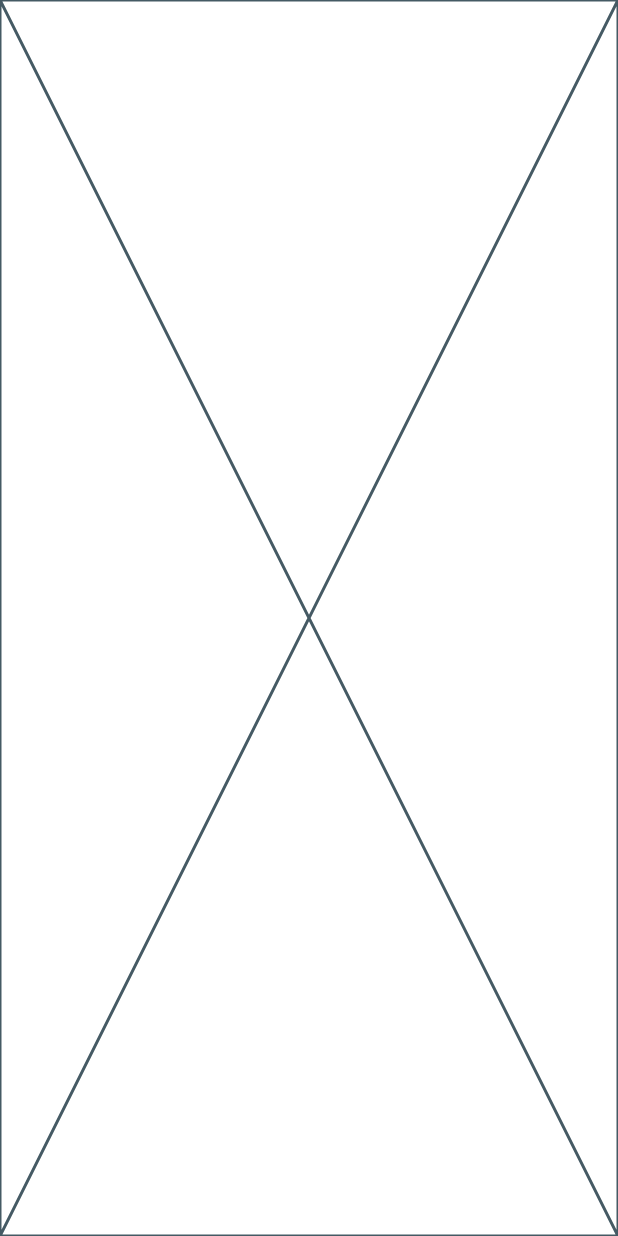
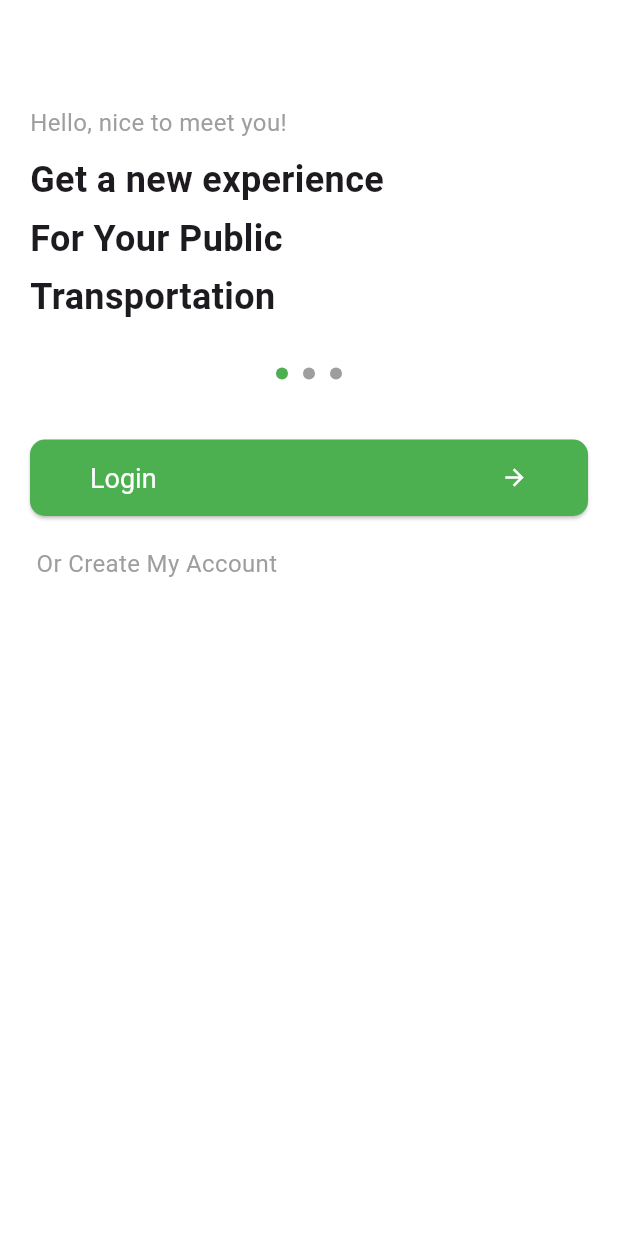
Before and after one commit to Amikzz/rideeasyfront-fire, a Flutter app: the screen it shows after launch, on a phone screen of 412 x 824 dp. Run offline on Flutter 3.47's test engine with Material 3 defaults, Android fonts, the phone set to English and light mode, and no system bars; our stand-ins replace awesome_dialog, cloud_firestore, firebase_auth, firebase_core, flutter_credit_card, geocoding and 4 more; missing offline and left inert: dart:ffi; accounts and stored records are empty.

Commit message:
11.53 pm commit

```diff
--- a/lib/features/LoginPage/login.dart
+++ b/lib/features/LoginPage/login.dart
@@ -79,7 +79,7 @@ class _LoginPageState extends State<LoginPage> {
                             context,
                             MaterialPageRoute(
                                 builder: (context) =>
-                                const Placeholder())); // Navigate back
+                                const WelcomePage())); // Navigate back
                       },
                       icon: const Icon(Icons.arrow_back, color: Colors.white),
                     ),
--- a/lib/features/WelcomePage/welcome.dart
+++ b/lib/features/WelcomePage/welcome.dart
@@ -1,170 +1,170 @@
-// // ignore_for_file: library_private_types_in_public_api, unused_import
-//
-// import 'package:flutter/material.dart';
+// ignore_for_file: library_private_types_in_public_api, unused_import
+
+import 'package:flutter/material.dart';
 // import 'package:carousel_slider/carousel_slider.dart';
-// import 'package:ride_easy/features/HomePage/home.dart';
-// import 'package:ride_easy/features/LoginPage/login.dart';
-// import 'package:ride_easy/features/SignUpPage/Signup.dart';
-//
-// class WelcomePage extends StatefulWidget {
-//   const WelcomePage({super.key});
-//
-//   @override
-//   _WelcomePageState createState() => _WelcomePageState();
-// }
-//
-// class _WelcomePageState extends State<WelcomePage> {
-//   int _currentIndex = 0;
-//
-//   @override
-//   Widget build(BuildContext context) {
-//     return Scaffold(
-//       backgroundColor: Colors.white,
-//       body: SingleChildScrollView(
-//         child: Container(
-//           padding: const EdgeInsets.all(20),
-//           child: Column(
-//             crossAxisAlignment: CrossAxisAlignment.start,
-//             children: [
-//               const SizedBox(height: 50),
-//               const Text(
-//                 'Hello, nice to meet you!',
-//                 style: TextStyle(fontSize: 16, color: Colors.grey),
-//               ),
-//               const SizedBox(height: 10),
-//               const Text(
-//                 'Get a new experience',
-//                 style: TextStyle(
-//                   fontSize: 24,
-//                   fontWeight: FontWeight.bold,
-//                 ),
-//               ),
-//               const SizedBox(height: 5),
-//               const Text(
-//                 'For Your Public',
-//                 style: TextStyle(
-//                   fontSize: 24,
-//                   fontWeight: FontWeight.bold,
-//                 ),
-//               ),
-//               const SizedBox(height: 5),
-//               const Text(
-//                 'Transportation',
-//                 style: TextStyle(
-//                   fontSize: 24,
-//                   fontWeight: FontWeight.bold,
-//                 ),
-//               ),
-//               const SizedBox(height: 20),
-//               CarouselSlider(
-//                 options: CarouselOptions(
-//                   height: 320,
-//                   viewportFraction: 1,
-//                   autoPlay: true,
-//                   onPageChanged: (index, reason) {
-//                     setState(() {
-//                       _currentIndex = index;
-//                     });
-//                   },
-//                 ),
-//                 items: [
-//                   Container(
-//                     decoration:
-//                         BoxDecoration(borderRadius: BorderRadius.circular(20)),
-//                     child: ClipRRect(
-//                       borderRadius: BorderRadius.circular(20),
-//                       child: const Image(
-//                         image: AssetImage('assets/images/welcome.gif'),
-//                         fit: BoxFit.contain,
-//                       ),
-//                     ),
-//                   ),
-//                   Container(
-//                     decoration:
-//                         BoxDecoration(borderRadius: BorderRadius.circular(20)),
-//                     child: ClipRRect(
-//                       borderRadius: BorderRadius.circular(20),
-//                       child: const Image(
-//                         image: AssetImage('assets/images/welcome2.gif'),
-//                         fit: BoxFit.contain,
-//                       ),
-//                     ),
-//                   ),
-//                   Container(
-//                     decoration:
-//                         BoxDecoration(borderRadius: BorderRadius.circular(20)),
-//                     child: ClipRRect(
-//                       borderRadius: BorderRadius.circular(20),
-//                       child: const Image(
-//                         image: AssetImage('assets/images/welcome3.gif'),
-//                         fit: BoxFit.contain,
-//                       ),
-//                     ),
-//                   ),
-//                 ],
-//               ),
-//               const SizedBox(height: 10),
-//               Row(
-//                 mainAxisAlignment: MainAxisAlignment.center,
-//                 children: List.generate(3, (index) {
-//                   return Container(
-//                     height: 8,
-//                     width: 8,
-//                     margin: const EdgeInsets.symmetric(horizontal: 5),
-//                     decoration: BoxDecoration(
-//                       color:
-//                           _currentIndex == index ? Colors.green : Colors.grey,
-//                       shape: BoxShape.circle,
-//                     ),
-//                   );
-//                 }),
-//               ),
-//               const SizedBox(height: 40),
-//               SizedBox(
-//                 width: double.infinity, // Make button take full width
-//                 child: ElevatedButton(
-//                   onPressed: () {
-//                     Navigator.pushReplacement(
-//                         context,
-//                         MaterialPageRoute(
-//                             builder: (context) => const LoginPage()));
-//                   },
-//                   style: ElevatedButton.styleFrom(
-//                     backgroundColor: Colors.green,
-//                     shape: RoundedRectangleBorder(
-//                       borderRadius: BorderRadius.circular(10),
-//                     ),
-//                     padding: const EdgeInsets.symmetric(
-//                         horizontal: 40, vertical: 15),
-//                     textStyle: const TextStyle(fontSize: 18),
-//                   ),
-//                   child: const Row(
-//                     mainAxisAlignment: MainAxisAlignment.spaceBetween,
-//                     children: [
-//                       Text('Login', style: TextStyle(color: Colors.white)),
-//                       Icon(Icons.arrow_forward, color: Colors.white),
-//                     ],
-//                   ),
-//                 ),
-//               ),
-//               const SizedBox(height: 20),
-//               InkWell(
-//                 onTap: () {
-//                   // Handle the onTap event
-//                   Navigator.pushReplacement(
-//                       context,
-//                       MaterialPageRoute(
-//                           builder: (context) => const SignUpPage()));
-//                 },
-//                 child: const Text(
-//                   ' Or Create My Account',
-//                   style: TextStyle(fontSize: 16, color: Colors.grey),
-//                 ),
-//               ),
-//             ],
-//           ),
-//         ),
-//       ),
-//     );
-//   }
-// }
+import 'package:ride_easy/features/HomePage/home.dart';
+import 'package:ride_easy/features/LoginPage/login.dart';
+import 'package:ride_easy/features/SignUpPage/Signup.dart';
+
+class WelcomePage extends StatefulWidget {
+  const WelcomePage({super.key});
+
+  @override
+  _WelcomePageState createState() => _WelcomePageState();
+}
+
+class _WelcomePageState extends State<WelcomePage> {
+  int _currentIndex = 0;
+
+  @override
+  Widget build(BuildContext context) {
+    return Scaffold(
+      backgroundColor: Colors.white,
+      body: SingleChildScrollView(
+        child: Container(
+          padding: const EdgeInsets.all(20),
+          child: Column(
+            crossAxisAlignment: CrossAxisAlignment.start,
+            children: [
+              const SizedBox(height: 50),
+              const Text(
+                'Hello, nice to meet you!',
+                style: TextStyle(fontSize: 16, color: Colors.grey),
+              ),
+              const SizedBox(height: 10),
+              const Text(
+                'Get a new experience',
+                style: TextStyle(
+                  fontSize: 24,
+                  fontWeight: FontWeight.bold,
+                ),
+              ),
+              const SizedBox(height: 5),
+              const Text(
+                'For Your Public',
+                style: TextStyle(
+                  fontSize: 24,
+                  fontWeight: FontWeight.bold,
+                ),
+              ),
+              const SizedBox(height: 5),
+              const Text(
+                'Transportation',
+                style: TextStyle(
+                  fontSize: 24,
+                  fontWeight: FontWeight.bold,
+                ),
+              ),
+              const SizedBox(height: 20),
+              // CarouselSlider(
+              //   options: CarouselOptions(
+              //     height: 320,
+              //     viewportFraction: 1,
+              //     autoPlay: true,
+              //     onPageChanged: (index, reason) {
+              //       setState(() {
+              //         _currentIndex = index;
+              //       });
+              //     },
+              //   ),
+              //   items: [
+              //     Container(
+              //       decoration:
+              //           BoxDecoration(borderRadius: BorderRadius.circular(20)),
+              //       child: ClipRRect(
+              //         borderRadius: BorderRadius.circular(20),
+              //         child: const Image(
+              //           image: AssetImage('assets/images/welcome.gif'),
+              //           fit: BoxFit.contain,
+              //         ),
+              //       ),
+              //     ),
+              //     Container(
+              //       decoration:
+              //           BoxDecoration(borderRadius: BorderRadius.circular(20)),
+              //       child: ClipRRect(
+              //         borderRadius: BorderRadius.circular(20),
+              //         child: const Image(
+              //           image: AssetImage('assets/images/welcome2.gif'),
+              //           fit: BoxFit.contain,
+              //         ),
+              //       ),
+              //     ),
+              //     Container(
+              //       decoration:
+              //           BoxDecoration(borderRadius: BorderRadius.circular(20)),
+              //       child: ClipRRect(
+              //         borderRadius: BorderRadius.circular(20),
+              //         child: const Image(
+              //           image: AssetImage('assets/images/welcome3.gif'),
+              //           fit: BoxFit.contain,
+              //         ),
+              //       ),
+              //     ),
+              //   ],
+              // ),
+              const SizedBox(height: 10),
+              Row(
+                mainAxisAlignment: MainAxisAlignment.center,
+                children: List.generate(3, (index) {
+                  return Container(
+                    height: 8,
+                    width: 8,
+                    margin: const EdgeInsets.symmetric(horizontal: 5),
+                    decoration: BoxDecoration(
+                      color:
+                          _currentIndex == index ? Colors.green : Colors.grey,
+                      shape: BoxShape.circle,
+                    ),
+                  );
+                }),
+              ),
+              const SizedBox(height: 40),
+              SizedBox(
+                width: double.infinity, // Make button take full width
+                child: ElevatedButton(
+                  onPressed: () {
+                    Navigator.pushReplacement(
+                        context,
+                        MaterialPageRoute(
+                            builder: (context) => const LoginPage()));
+                  },
+                  style: ElevatedButton.styleFrom(
+                    backgroundColor: Colors.green,
+                    shape: RoundedRectangleBorder(
+                      borderRadius: BorderRadius.circular(10),
+                    ),
+                    padding: const EdgeInsets.symmetric(
+                        horizontal: 40, vertical: 15),
+                    textStyle: const TextStyle(fontSize: 18),
+                  ),
+                  child: const Row(
+                    mainAxisAlignment: MainAxisAlignment.spaceBetween,
+                    children: [
+                      Text('Login', style: TextStyle(color: Colors.white)),
+                      Icon(Icons.arrow_forward, color: Colors.white),
+                    ],
+                  ),
+                ),
+              ),
+              const SizedBox(height: 20),
+              InkWell(
+                onTap: () {
+                  // Handle the onTap event
+                  Navigator.pushReplacement(
+                      context,
+                      MaterialPageRoute(
+                          builder: (context) => const SignUpPage()));
+                },
+                child: const Text(
+                  ' Or Create My Account',
+                  style: TextStyle(fontSize: 16, color: Colors.grey),
+                ),
+              ),
+            ],
+          ),
+        ),
+      ),
+    );
+  }
+}
--- a/lib/main.dart
+++ b/lib/main.dart
@@ -45,7 +45,7 @@ class AuthenticationWrapper extends StatelessWidget {
           return const HomePage();
         } else {
           // User is not signed in
-          return const Placeholder();
+          return const WelcomePage();
         }
       },
     );
```
